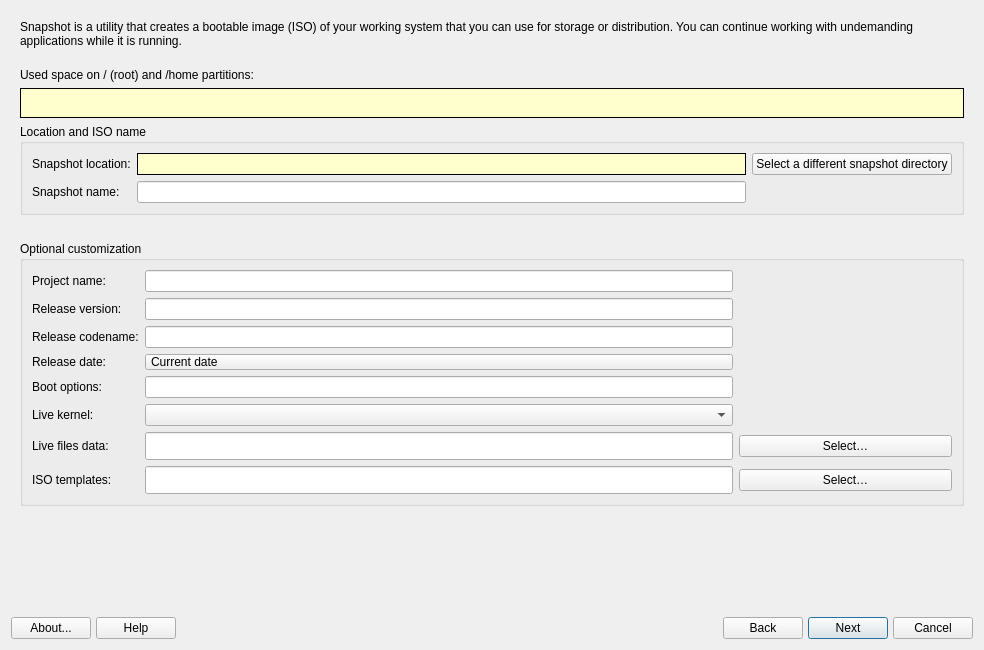
Qt form src_gui_qt6_cpp_backend/mainwindow.ui (seb3773/s4-snapshot-qt-free) before a commit.
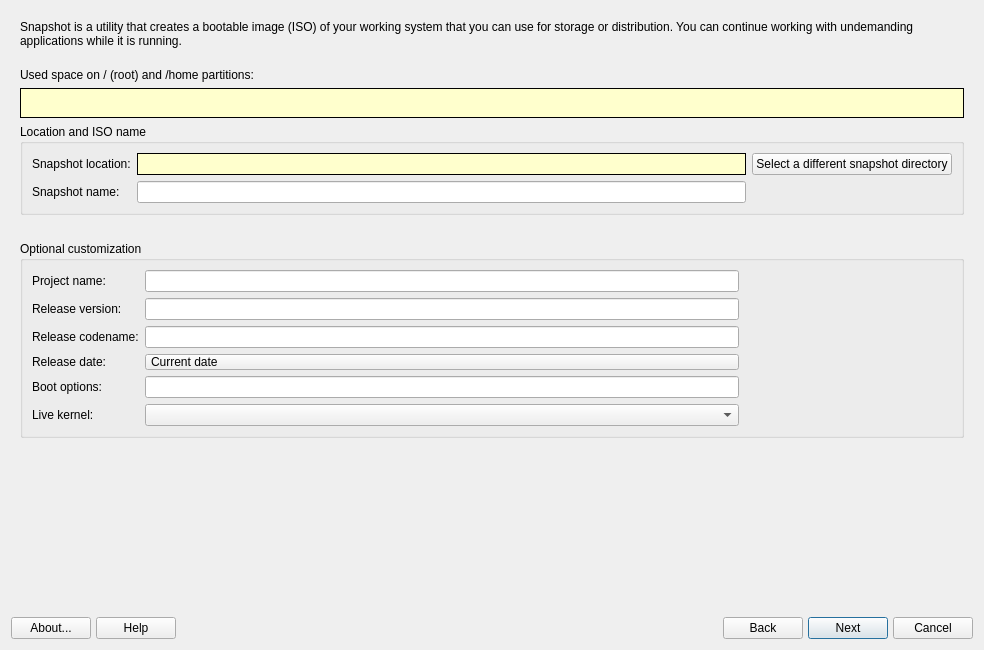
The same form after that commit. The open tabs and pages were chosen to show the change. Icons and pictures are not drawn.

Commit message:
Embed live-files and ISO templates in CLI/GUI binaries.
Ship monolithic ~20 MiB payloads built from unpacked data/ trees, drop runtime
path overrides and template archives, and harden the port (signal-safe cleanup,
correct snapshot-lib path, remove debug stderr noise).

What changed in the file:
```diff
--- a/src_gui_qt6_cpp_backend/mainwindow.ui
+++ b/src_gui_qt6_cpp_backend/mainwindow.ui
@@ -147,72 +147,6 @@
             </property>
            </widget>
           </item>
-          <item row="8" column="0">
-           <widget class="QLabel" name="labelDataFilesPath">
-            <property name="toolTip">
-             <string>Directory containing files/ and general-files/ used when building the live system.</string>
-            </property>
-            <property name="text">
-             <string>Live files data:</string>
-            </property>
-           </widget>
-          </item>
-          <item row="8" column="1">
-           <widget class="QLineEdit" name="lineEditDataFilesPath">
-            <property name="minimumSize">
-             <size>
-              <width>0</width>
-              <height>28</height>
-             </size>
-            </property>
-            <property name="toolTip">
-             <string>Directory containing files/ and general-files/ used when building the live system.</string>
-            </property>
-            <property name="text">
-             <string notr="true"/>
-            </property>
-           </widget>
-          </item>
-          <item row="8" column="2">
-           <widget class="QPushButton" name="btnSelectDataFiles">
-            <property name="text">
-             <string>Select…</string>
-            </property>
-           </widget>
-          </item>
-          <item row="9" column="0">
-           <widget class="QLabel" name="labelTemplatesPath">
-            <property name="toolTip">
-             <string>Directory containing iso-template.tar.gz and template-initrd.gz.</string>
-            </property>
-            <property name="text">
-             <string>ISO templates:</string>
-            </property>
-           </widget>
-          </item>
-          <item row="9" column="1">
-           <widget class="QLineEdit" name="lineEditTemplatesPath">
-            <property name="minimumSize">
-             <size>
-              <width>0</width>
-              <height>28</height>
-             </size>
-            </property>
-            <property name="toolTip">
-             <string>Directory containing iso-template.tar.gz and template-initrd.gz.</string>
-            </property>
-            <property name="text">
-             <string notr="true"/>
-            </property>
-           </widget>
-          </item>
-          <item row="9" column="2">
-           <widget class="QPushButton" name="btnSelectTemplates">
-            <property name="text">
-             <string>Select…</string>
-            </property>
-           </widget>
-          </item>
          </layout>
         </widget>
        </item>
```
Left out of the diff: 4 changed lines with no effect on the pictures. The commit also changes 2167 other files.
